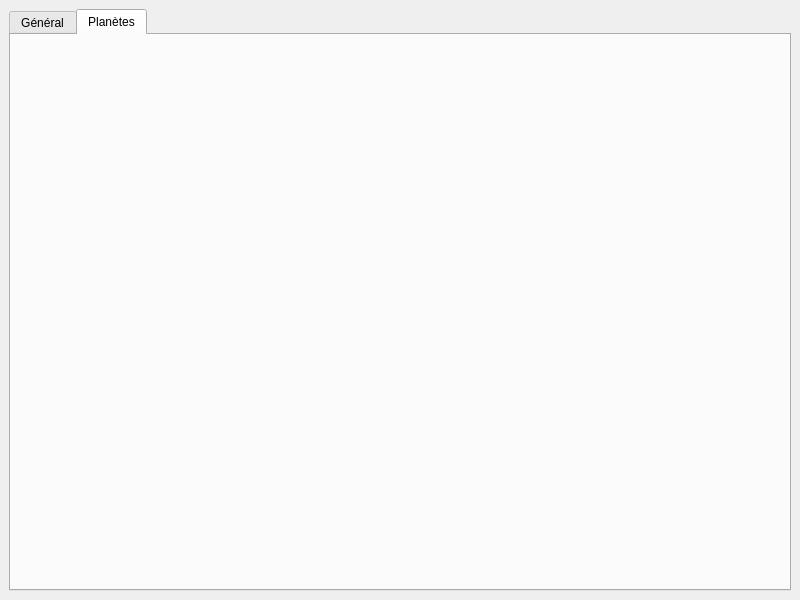
First picture: the form in mainwindow.ui, repository crocomo83/OgameHelper, before the edit.
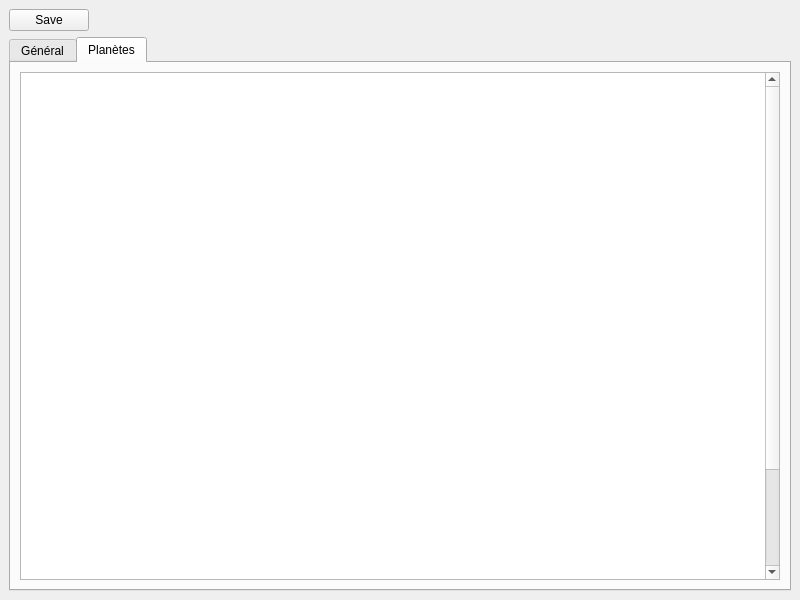
Second picture: the form after the edit. The open tabs and pages were chosen to show the change.

The edit to the form file:
```diff
--- a/mainwindow.ui
+++ b/mainwindow.ui
@@ -14,7 +14,33 @@
    <string>MainWindow</string>
   </property>
   <widget class="QWidget" name="centralwidget">
-   <layout class="QVBoxLayout" name="verticalLayout_2">
+   <layout class="QHBoxLayout" name="horizontalLayout_2">
+    <item>
+     <layout class="QVBoxLayout" name="verticalLayout">
+      <item>
+       <layout class="QHBoxLayout" name="horizontalLayout_4">
+        <item>
+         <widget class="QPushButton" name="saveButton">
+          <property name="text">
+           <string>Save</string>
+          </property>
+         </widget>
+        </item>
+        <item>
+         <spacer name="horizontalSpacer">
+          <property name="orientation">
+           <enum>Qt::Orientation::Horizontal</enum>
+          </property>
+          <property name="sizeHint" stdset="0">
+           <size>
+            <width>40</width>
+            <height>20</height>
+           </size>
+          </property>
+         </spacer>
+        </item>
+       </layout>
+      </item>
     <item>
      <widget class="QTabWidget" name="tabGeneral">
       <property name="currentIndex">
@@ -27,9 +53,7 @@
        <attribute name="title">
         <string>Général</string>
        </attribute>
-       <layout class="QVBoxLayout" name="verticalLayout">
-        <item>
-         <widget class="QTableWidget" name="research">
+         <widget class="QTableWidget" name="commonTab">
           <property name="enabled">
            <bool>true</bool>
           </property>
@@ -77,15 +101,63 @@
           <column/>
           <column/>
          </widget>
-        </item>
-       </layout>
       </widget>
       <widget class="QWidget" name="planets">
        <attribute name="title">
         <string>Planètes</string>
        </attribute>
-      </widget>
-     </widget>
+         <layout class="QHBoxLayout" name="horizontalLayout_3">
+          <item>
+           <widget class="QTableWidget" name="planetsTab">
+            <property name="showGrid">
+             <bool>false</bool>
+            </property>
+            <property name="rowCount">
+             <number>20</number>
+            </property>
+            <property name="columnCount">
+             <number>4</number>
+            </property>
+            <attribute name="horizontalHeaderVisible">
+             <bool>false</bool>
+            </attribute>
+            <attribute name="verticalHeaderVisible">
+             <bool>false</bool>
+            </attribute>
+            <attribute name="verticalHeaderHighlightSections">
+             <bool>false</bool>
+            </attribute>
+            <row/>
+            <row/>
+            <row/>
+            <row/>
+            <row/>
+            <row/>
+            <row/>
+            <row/>
+            <row/>
+            <row/>
+            <row/>
+            <row/>
+            <row/>
+            <row/>
+            <row/>
+            <row/>
+            <row/>
+            <row/>
+            <row/>
+            <row/>
+            <column/>
+            <column/>
+            <column/>
+            <column/>
+           </widget>
+          </item>
+         </layout>
+        </widget>
+       </widget>
+      </item>
+     </layout>
     </item>
    </layout>
   </widget>
```
Left out of the diff: 19 changed lines with no effect on the pictures. Lines whose indentation alone changed are shown as unchanged.
